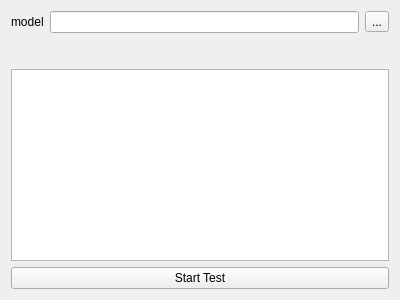
First picture: the form in WidgetTest/widgettest.ui, repository MRsoymilk/MyYolo, before the edit.
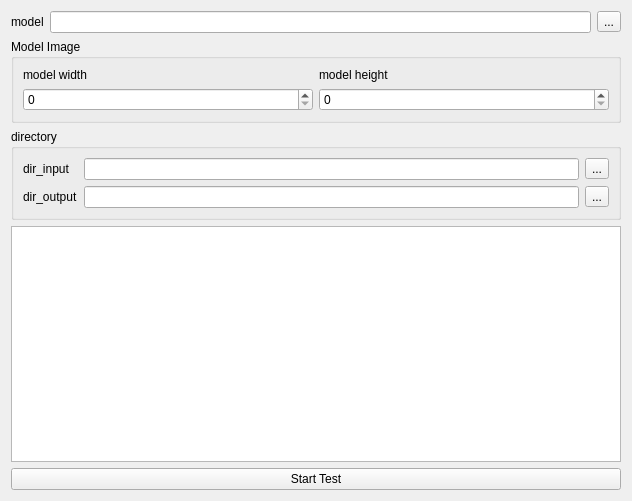
Second picture: the form after the edit.

The edit to the form file:
```diff
--- a/WidgetTest/widgettest.ui
+++ b/WidgetTest/widgettest.ui
@@ -6,8 +6,8 @@
    <rect>
     <x>0</x>
     <y>0</y>
-    <width>400</width>
-    <height>300</height>
+    <width>632</width>
+    <height>501</height>
    </rect>
   </property>
   <property name="windowTitle">
@@ -36,22 +36,97 @@
     </layout>
    </item>
    <item row="1" column="0">
-    <spacer name="verticalSpacer">
-     <property name="orientation">
-      <enum>Qt::Orientation::Vertical</enum>
+    <widget class="QGroupBox" name="groupModelImg">
+     <property name="title">
+      <string>Model Image</string>
      </property>
-     <property name="sizeHint" stdset="0">
-      <size>
-       <width>20</width>
-       <height>31</height>
-      </size>
-     </property>
-    </spacer>
+     <layout class="QGridLayout" name="gridLayout_2">
+      <item row="1" column="1">
+       <widget class="QSpinBox" name="sBoxModelWidth">
+        <property name="maximum">
+         <number>999</number>
+        </property>
+       </widget>
+      </item>
+      <item row="1" column="3">
+       <widget class="QSpinBox" name="sBoxModelHeight">
+        <property name="maximum">
+         <number>999</number>
+        </property>
+       </widget>
+      </item>
+      <item row="0" column="1">
+       <widget class="QLabel" name="labelModelWidth">
+        <property name="text">
+         <string>model width</string>
+        </property>
+       </widget>
+      </item>
+      <item row="0" column="3">
+       <widget class="QLabel" name="labelHeight">
+        <property name="text">
+         <string>model height</string>
+        </property>
+       </widget>
+      </item>
+     </layout>
+    </widget>
    </item>
    <item row="2" column="0">
-    <widget class="QTextEdit" name="txtEditLog"/>
+    <widget class="QGroupBox" name="groupBox">
+     <property name="title">
+      <string>directory</string>
+     </property>
+     <layout class="QFormLayout" name="formLayout">
+      <item row="0" column="0">
+       <widget class="QLabel" name="labelDirInput">
+        <property name="text">
+         <string>dir_input</string>
+        </property>
+       </widget>
+      </item>
+      <item row="0" column="1">
+       <layout class="QHBoxLayout" name="hLayDirInput">
+        <item>
+         <widget class="QLineEdit" name="lEditDirInput"/>
+        </item>
+        <item>
+         <widget class="QToolButton" name="tBtnDirInput">
+          <property name="text">
+           <string>...</string>
+          </property>
+         </widget>
+        </item>
+       </layout>
+      </item>
+      <item row="1" column="0">
+       <widget class="QLabel" name="labelDirOutput">
+        <property name="text">
+         <string>dir_output</string>
+        </property>
+       </widget>
+      </item>
+      <item row="1" column="1">
+       <layout class="QHBoxLayout" name="hLayDirOutput">
+        <item>
+         <widget class="QLineEdit" name="lEditDirOutput"/>
+        </item>
+        <item>
+         <widget class="QToolButton" name="tBtnDirOutput">
+          <property name="text">
+           <string>...</string>
+          </property>
+         </widget>
+        </item>
+       </layout>
+      </item>
+     </layout>
+    </widget>
    </item>
    <item row="3" column="0">
+    <widget class="QTextEdit" name="txtEditLog"/>
+   </item>
+   <item row="4" column="0">
     <widget class="QPushButton" name="btnStartTest">
      <property name="text">
       <string>Start Test</string>
```
Left out of the diff: 2 changed lines with no effect on the pictures.
